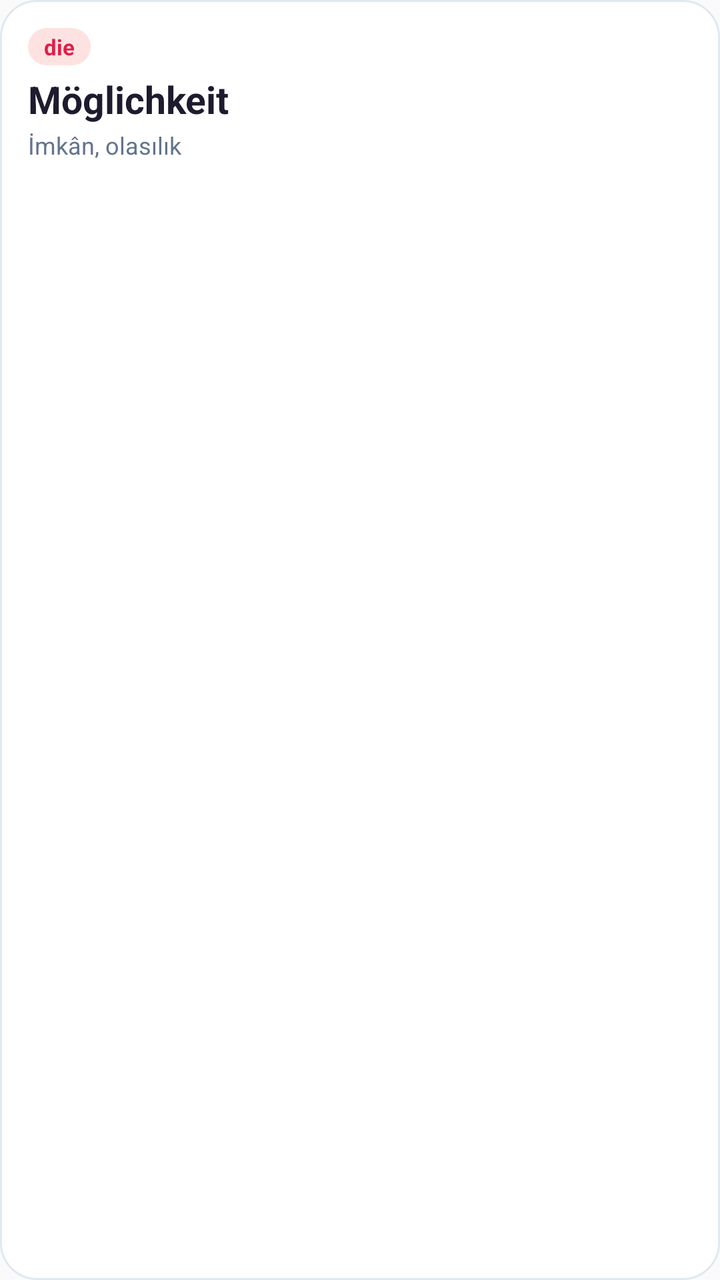
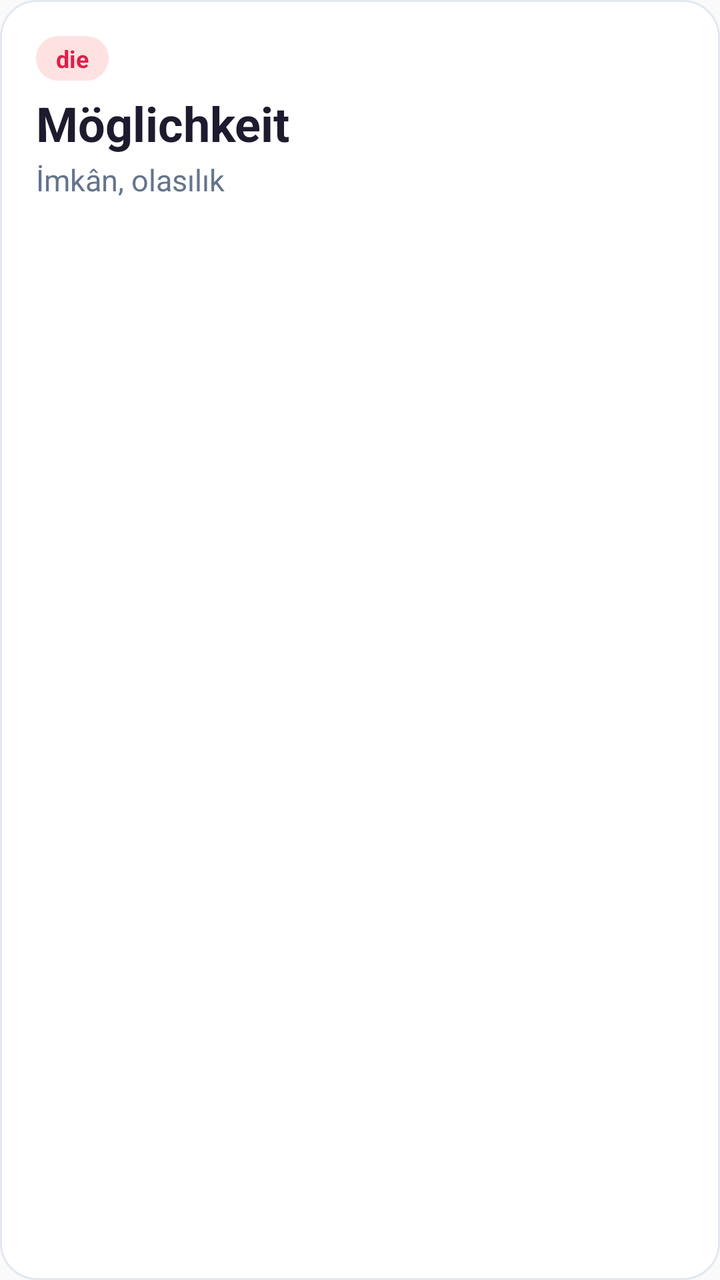

Compare the two renders of this Android layout. The source of the first and the diff that turns it into the second are given below.
<!-- AndroidManifest.xml: application theme AppTheme -->
<!-- res/layout/widget_initial.xml -->
<?xml version="1.0" encoding="utf-8"?>
<LinearLayout xmlns:android="http://schemas.android.com/apk/res/android"
    android:layout_width="match_parent"
    android:layout_height="match_parent"
    android:orientation="vertical"
    android:background="@drawable/widget_bg"
    android:padding="14dp">

    <TextView
        android:id="@+id/init_article"
        android:layout_width="wrap_content"
        android:layout_height="wrap_content"
        android:text="die"
        android:textSize="11sp"
        android:textStyle="bold"
        android:textColor="#E11D48"
        android:background="@drawable/widget_chip_bg"
        android:paddingStart="8dp"
        android:paddingEnd="8dp"
        android:paddingTop="2dp"
        android:paddingBottom="2dp" />

    <TextView
        android:id="@+id/init_word"
        android:layout_width="wrap_content"
        android:layout_height="wrap_content"
        android:text="Möglichkeit"
        android:textSize="19sp"
        android:textStyle="bold"
        android:textColor="#1E1B2E"
        android:layout_marginTop="4dp"
        android:singleLine="true"
        android:ellipsize="end" />

    <TextView
        android:id="@+id/init_meaning"
        android:layout_width="wrap_content"
        android:layout_height="wrap_content"
        android:text="İmkân, olasılık"
        android:textSize="12sp"
        android:textColor="#64748B"
        android:layout_marginTop="2dp"
        android:singleLine="true"
        android:ellipsize="end" />
</LinearLayout>
<!-- resources referenced by this layout -->
<resources>
  <!-- drawable widget_bg (drawable) -->
  <?xml version="1.0" encoding="utf-8"?>
  <shape xmlns:android="http://schemas.android.com/apk/res/android"
      android:shape="rectangle">
      <solid android:color="#FFFFFF" />
      <corners android:radius="18dp" />
      <stroke android:width="1dp" android:color="#E2E8F0" />
  </shape>
  <!-- drawable widget_chip_bg (drawable) -->
  <?xml version="1.0" encoding="utf-8"?>
  <shape xmlns:android="http://schemas.android.com/apk/res/android"
      android:shape="rectangle">
      <solid android:color="#FEE2E2" />
      <corners android:radius="12dp" />
  </shape>
  <style name="AppTheme" parent="Theme.AppCompat.Light.DarkActionBar">
          
          <item name="colorPrimary">@color/colorPrimary</item>
          <item name="colorPrimaryDark">@color/colorPrimaryDark</item>
          <item name="colorAccent">@color/colorAccent</item>
      </style>
  <color name="colorPrimary">#4338CA</color>
  <color name="colorPrimaryDark">#2A14B4</color>
  <color name="colorAccent">#6D5AE8</color>
</resources>

<!-- the commit's change to res/layout/widget_initial.xml (unified diff, before → after) -->
@@ -4,31 +4,31 @@
     android:layout_height="match_parent"
     android:orientation="vertical"
     android:background="@drawable/widget_bg"
-    android:padding="14dp">
+    android:padding="18dp">
 
     <TextView
         android:id="@+id/init_article"
         android:layout_width="wrap_content"
         android:layout_height="wrap_content"
         android:text="die"
-        android:textSize="11sp"
+        android:textSize="12sp"
         android:textStyle="bold"
         android:textColor="#E11D48"
         android:background="@drawable/widget_chip_bg"
-        android:paddingStart="8dp"
-        android:paddingEnd="8dp"
-        android:paddingTop="2dp"
-        android:paddingBottom="2dp" />
+        android:paddingStart="10dp"
+        android:paddingEnd="10dp"
+        android:paddingTop="3dp"
+        android:paddingBottom="3dp" />
 
     <TextView
         android:id="@+id/init_word"
         android:layout_width="wrap_content"
         android:layout_height="wrap_content"
         android:text="Möglichkeit"
-        android:textSize="19sp"
+        android:textSize="24sp"
         android:textStyle="bold"
         android:textColor="#1E1B2E"
-        android:layout_marginTop="4dp"
+        android:layout_marginTop="5dp"
         android:singleLine="true"
         android:ellipsize="end" />
 
@@ -37,7 +37,7 @@
         android:layout_width="wrap_content"
         android:layout_height="wrap_content"
         android:text="İmkân, olasılık"
-        android:textSize="12sp"
+        android:textSize="15sp"
         android:textColor="#64748B"
         android:layout_marginTop="2dp"
         android:singleLine="true"
